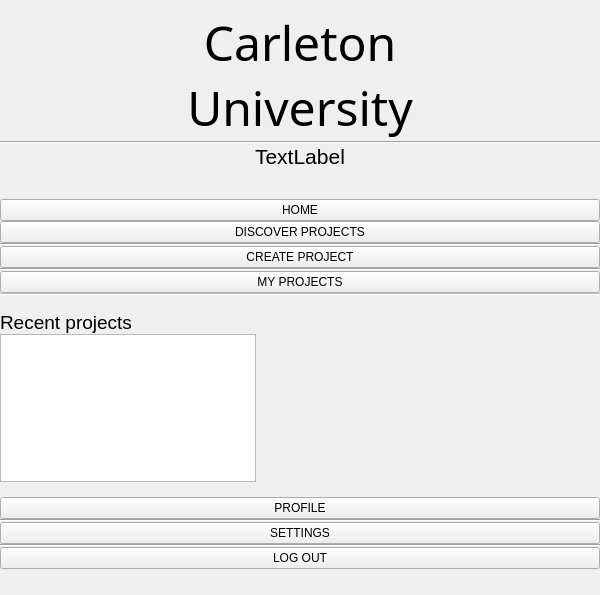
zcharli/carleton-student-project-partner-finder, file sidebarwidget.ui: the form before one commit.
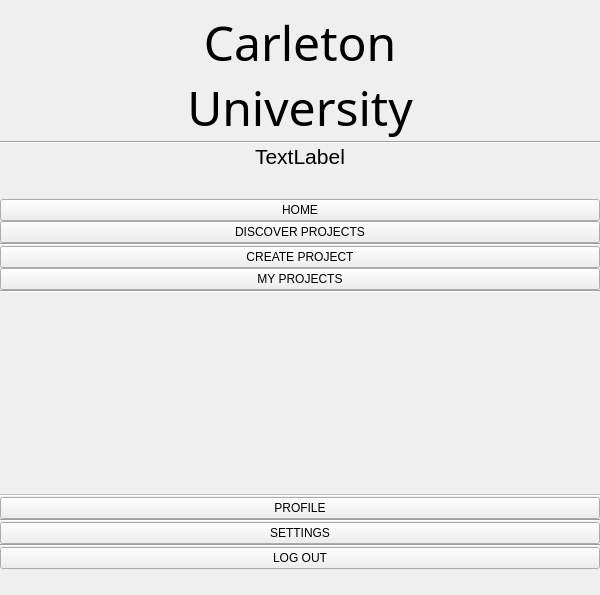
The form after the commit.

Commit message: Recent Projects integration phase 1

What changed in the file:
```diff
--- a/sidebarwidget.ui
+++ b/sidebarwidget.ui
@@ -148,6 +148,13 @@
        </property>
       </widget>
      </item>
+     <item>
+      <widget class="QPushButton" name="btnMyProjects">
+       <property name="text">
+        <string>MY PROJECTS</string>
+       </property>
+      </widget>
+     </item>
      <item>
       <widget class="Line" name="dividerCreateProject">
        <property name="frameShadow">
@@ -158,43 +165,26 @@
        </property>
       </widget>
      </item>
-     <item>
-      <widget class="QPushButton" name="btnMyProjects">
-       <property name="text">
-        <string>MY PROJECTS</string>
-       </property>
-      </widget>
-     </item>
-     <item>
-      <widget class="Line" name="dividerMyProjects">
-       <property name="enabled">
-        <bool>false</bool>
-       </property>
-       <property name="orientation">
-        <enum>Qt::Horizontal</enum>
-       </property>
-      </widget>
-     </item>
      <item>
       <spacer name="verticalSpacer_2">
        <property name="orientation">
         <enum>Qt::Vertical</enum>
        </property>
        <property name="sizeType">
-        <enum>QSizePolicy::Fixed</enum>
+        <enum>QSizePolicy::Preferred</enum>
        </property>
        <property name="sizeHint" stdset="0">
         <size>
          <width>20</width>
-         <height>15</height>
+         <height>40</height>
         </size>
        </property>
       </spacer>
      </item>
      <item>
-      <widget class="QLabel" name="lblRecentProjects">
+      <widget class="QWidget" name="recentWidget" native="true">
        <property name="sizePolicy">
-        <sizepolicy hsizetype="Preferred" vsizetype="Fixed">
+        <sizepolicy hsizetype="Preferred" vsizetype="Preferred">
          <horstretch>0</horstretch>
          <verstretch>0</verstretch>
         </sizepolicy>
@@ -202,35 +192,26 @@
        <property name="minimumSize">
         <size>
          <width>0</width>
-         <height>16</height>
+         <height>50</height>
         </size>
        </property>
-       <property name="font">
-        <font>
-         <pointsize>14</pointsize>
-        </font>
-       </property>
-       <property name="text">
-        <string>Recent projects</string>
-       </property>
-      </widget>
-     </item>
-     <item>
-      <widget class="QListView" name="lstvRecentProjects">
-       <property name="sizePolicy">
-        <sizepolicy hsizetype="Maximum" vsizetype="Maximum">
-         <horstretch>0</horstretch>
-         <verstretch>2</verstretch>
-        </sizepolicy>
-       </property>
-       <property name="styleSheet">
-        <string notr="true">background-color:rgb(0,0,0,0);
-border-style: none;
-QListWidget::item {
-border-top: 1px solid black;
-border-bottom: 1px solid black;
-}</string>
-       </property>
+       <layout class="QGridLayout" name="gridLayout_2">
+        <property name="leftMargin">
+         <number>0</number>
+        </property>
+        <property name="topMargin">
+         <number>0</number>
+        </property>
+        <property name="rightMargin">
+         <number>0</number>
+        </property>
+        <property name="bottomMargin">
+         <number>0</number>
+        </property>
+        <item row="0" column="0">
+         <layout class="QFormLayout" name="formLayout"/>
+        </item>
+       </layout>
       </widget>
      </item>
      <item>
@@ -239,16 +220,26 @@
         <enum>Qt::Vertical</enum>
        </property>
        <property name="sizeType">
-        <enum>QSizePolicy::Fixed</enum>
+        <enum>QSizePolicy::Preferred</enum>
        </property>
        <property name="sizeHint" stdset="0">
         <size>
          <width>20</width>
-         <height>15</height>
+         <height>40</height>
         </size>
        </property>
       </spacer>
      </item>
+     <item>
+      <widget class="Line" name="dividerMyProjects">
+       <property name="enabled">
+        <bool>false</bool>
+       </property>
+       <property name="orientation">
+        <enum>Qt::Horizontal</enum>
+       </property>
+      </widget>
+     </item>
      <item>
       <widget class="QPushButton" name="btnProfile">
        <property name="text">
@@ -290,7 +281,7 @@
         <enum>Qt::Vertical</enum>
        </property>
        <property name="sizeType">
-        <enum>QSizePolicy::Fixed</enum>
+        <enum>QSizePolicy::Preferred</enum>
        </property>
        <property name="sizeHint" stdset="0">
         <size>
```
The commit also changes 10 other files.
